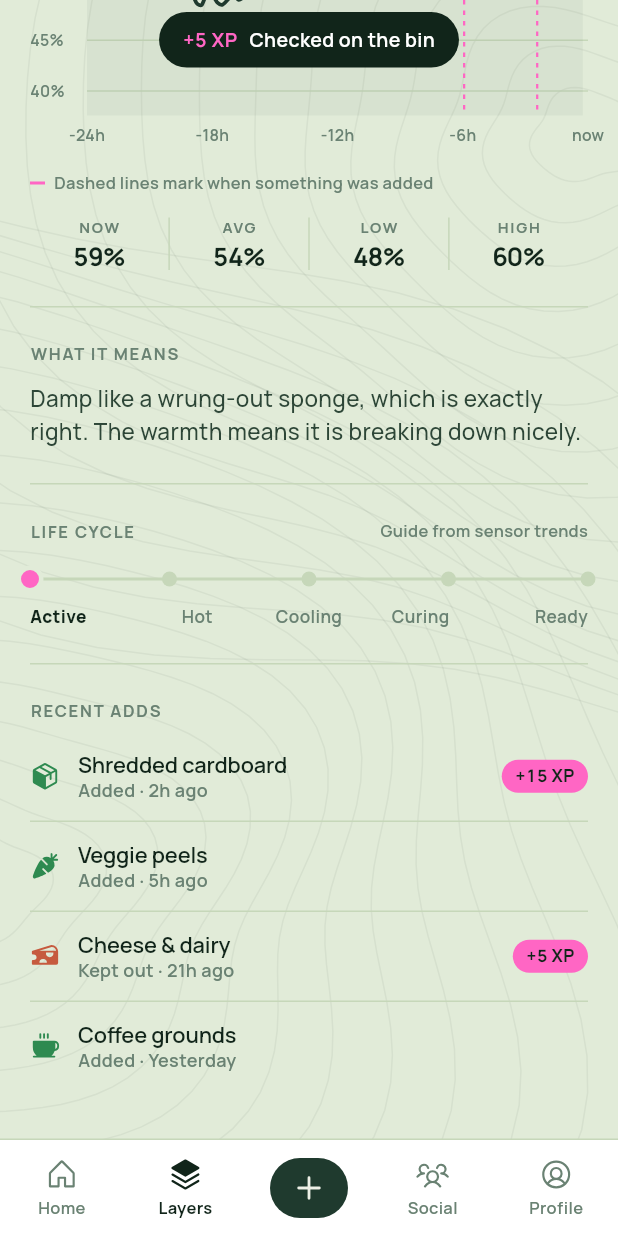
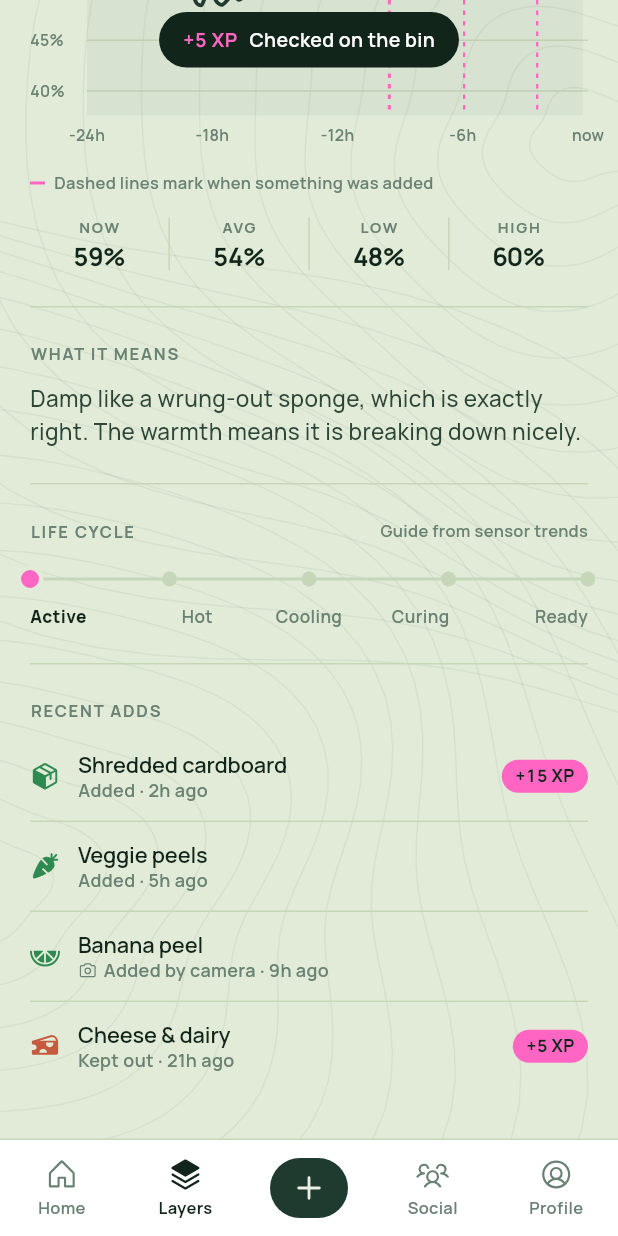
Before and after one commit to henryc08/Calmpost, a Flutter app: the screen it shows after launch, item 2 of the bottom bar chosen, scrolled down 481 dp, on a phone screen of 412 x 824 dp. Run offline on Flutter 3.47's test engine with Material 3 defaults, Android fonts, the light colour scheme and no system bars; drawn by our look-alikes of fl_chart, flutter_animate; our stand-ins replace flutter_local_notifications, flutter_riverpod, phosphor_flutter.

Commit message:
feat(layers): label camera drops on the chart
LogEntry gains a source (manual or camera). Camera drops get a slightly
heavier pink marker labelled like 'Banana peel · 2:14 pm' and a camera
icon in Recent adds; manual adds keep the plain dashed line. recordLog
takes a source so drop-in can pass LogSource.camera. The mock seeds one
camera drop so it shows today.

```diff
--- a/app/lib/domain/models.dart
+++ b/app/lib/domain/models.dart
@@ -218,8 +218,18 @@ class Achievement {
   CrateTier get nextReward => rewards[maxed ? rewards.length - 1 : tier];
 }
 
+/// How an add was recorded: typed in the Log tab, or seen by the bin camera.
+enum LogSource { manual, camera }
+
 class LogEntry {
-  const LogEntry({required this.item, required this.verdict, required this.time, required this.xp, required this.added});
+  const LogEntry({
+    required this.item,
+    required this.verdict,
+    required this.time,
+    required this.xp,
+    required this.added,
+    this.source = LogSource.manual,
+  });
   final FoodItem item;
   final Verdict verdict;
   final DateTime time;
@@ -227,6 +237,8 @@ class LogEntry {
 
   /// False when the user checked an item and kept it out.
   final bool added;
+
+  final LogSource source;
 }
 
 /// Reward crates, earned from achievements and milestones.
--- a/app/lib/features/layers/layers_screen.dart
+++ b/app/lib/features/layers/layers_screen.dart
@@ -4,6 +4,7 @@ import 'package:fl_chart/fl_chart.dart';
 import 'package:flutter/material.dart';
 import 'package:flutter_animate/flutter_animate.dart';
 import 'package:flutter_riverpod/flutter_riverpod.dart';
+import 'package:phosphor_flutter/phosphor_flutter.dart';
 
 import '../../domain/health_score.dart';
 import '../../domain/models.dart';
@@ -226,7 +227,7 @@ class _Chart extends StatelessWidget {
         ),
         extraLinesData: ExtraLinesData(
           verticalLines: [
-            for (final l in marks) VerticalLine(x: l.time.difference(first).inMinutes / 60, color: C.pink, strokeWidth: 1.5, dashArray: [3, 4]),
+            for (final l in marks) _marker(l, l.time.difference(first).inMinutes / 60),
           ],
         ),
         gridData: FlGridData(show: true, drawVerticalLine: false, getDrawingHorizontalLine: (_) => const FlLine(color: C.line, strokeWidth: 1)),
@@ -390,6 +391,32 @@ class _StageLine extends StatelessWidget {
   }
 }
 
+/// A pink dashed line where something went in. Camera drops also carry a
+/// label ("Banana peel · 2:14 pm") so you can see what each drop did.
+VerticalLine _marker(LogEntry l, double x) {
+  final camera = l.source == LogSource.camera;
+  return VerticalLine(
+    x: x,
+    color: C.pink,
+    strokeWidth: camera ? 2 : 1.5,
+    dashArray: [3, 4],
+    label: VerticalLineLabel(
+      show: camera,
+      // Flip to the left of the line near the right edge so the text isn't clipped.
+      alignment: x > 15 ? Alignment.topLeft : Alignment.topRight,
+      padding: const EdgeInsets.symmetric(horizontal: 4, vertical: 2),
+      style: T.small.copyWith(fontSize: 10.5, color: C.pinkDeep, fontWeight: FontWeight.w700),
+      labelResolver: (_) => '${l.item.name} · ${clockTime(l.time)}',
+    ),
+  );
+}
+
+/// "2:14 pm"
+String clockTime(DateTime t) {
+  final h = t.hour % 12 == 0 ? 12 : t.hour % 12;
+  return '$h:${t.minute.toString().padLeft(2, '0')} ${t.hour < 12 ? 'am' : 'pm'}';
+}
+
 class _LogRow extends StatelessWidget {
   const _LogRow(this.l);
   final LogEntry l;
@@ -414,7 +441,20 @@ class _LogRow extends StatelessWidget {
               crossAxisAlignment: CrossAxisAlignment.start,
               children: [
                 Text(l.item.name, style: T.heading.copyWith(fontSize: 14.5, fontWeight: FontWeight.w600)),
-                Text(l.added ? 'Added · $when' : 'Kept out · $when', style: T.small),
+                Row(
+                  children: [
+                    if (l.source == LogSource.camera) ...[
+                      Icon(PhosphorIconsRegular.camera, size: 13, color: C.muted),
+                      const SizedBox(width: 4),
+                    ],
+                    Flexible(
+                      child: Text(
+                        '${l.added ? 'Added' : 'Kept out'}${l.source == LogSource.camera ? ' by camera' : ''} · $when',
+                        style: T.small,
+                      ),
+                    ),
+                  ],
+                ),
               ],
             ),
           ),
```
Also changed, not shown: app/lib/state/game.dart (+5 -4 lines), 1 other file.
